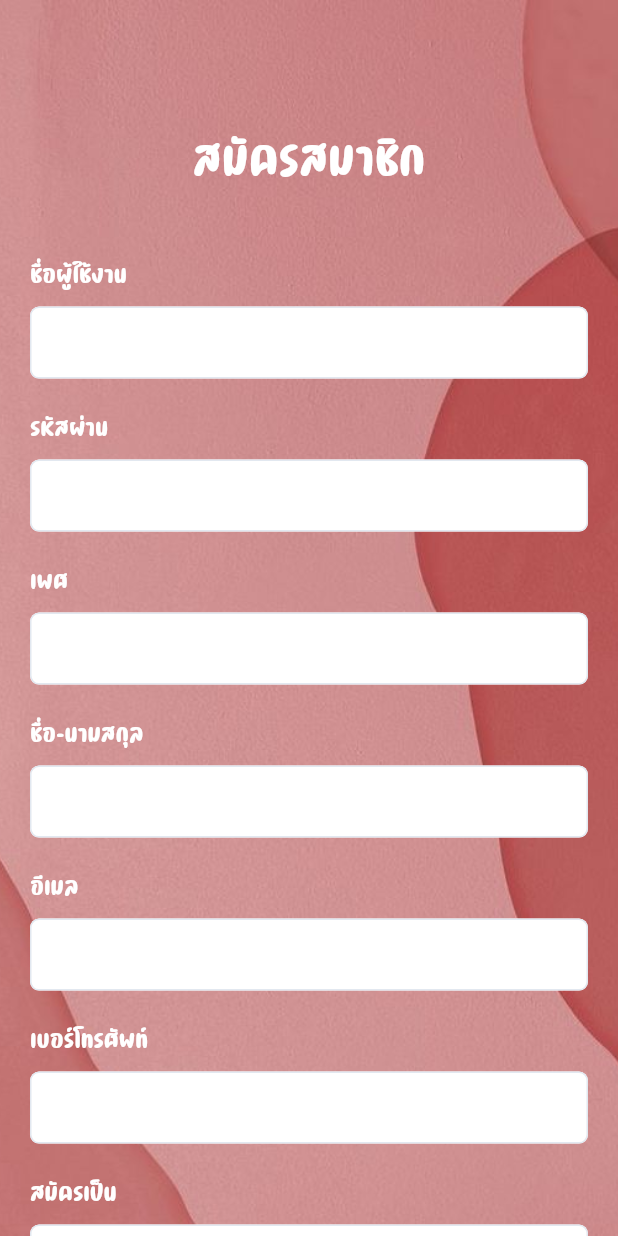
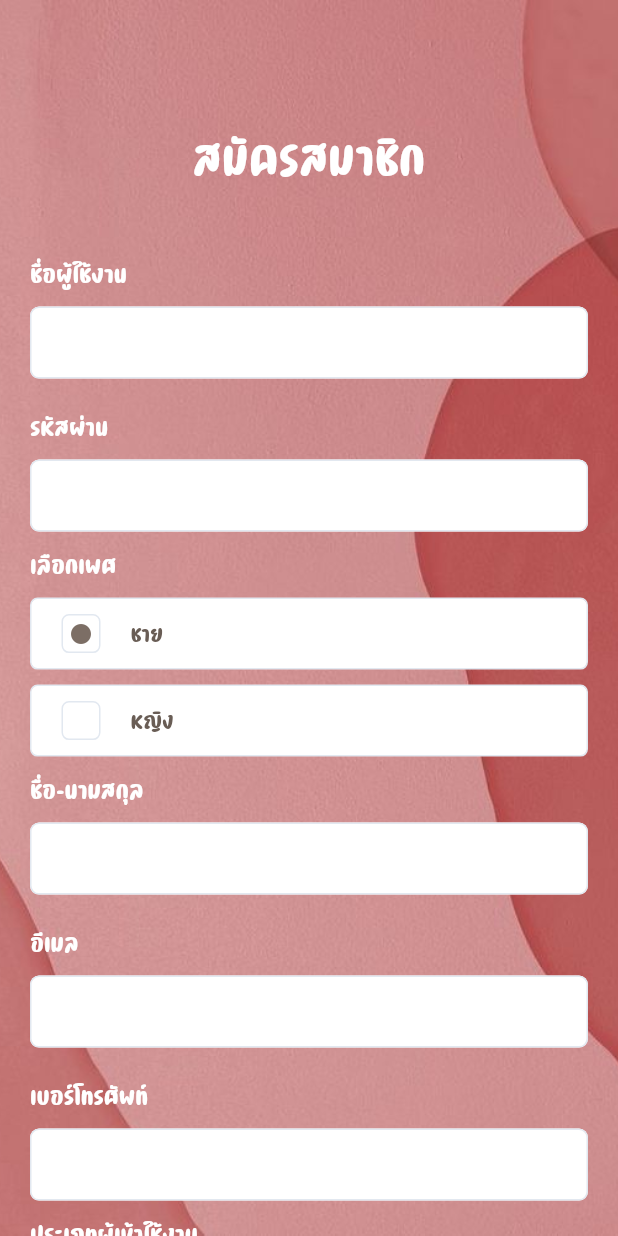
Before and after one commit to foxyhandsome/Gift4You-Flutter, a Flutter app: the screen it shows after launch, after a tap on "สมัครสมาชิก", on a phone screen of 412 x 824 dp. Run offline on Flutter 3.47's test engine with Material 2 defaults, Android fonts, the phone set to English and light mode, and no system bars; our stand-ins replace dio, persistent_bottom_nav_bar; network calls fail.

Commit message:
add radio

```diff
--- a/lib/main.dart
+++ b/lib/main.dart
@@ -14,6 +14,7 @@
     return MaterialApp(
       title: 'Flutter Demo',
       theme: ThemeData(
+        fontFamily: 'donut',
         // This is the theme of your application.
         //
         // Try running your application with "flutter run". You'll see the
--- a/lib/src/features/auth/register.dart
+++ b/lib/src/features/auth/register.dart
@@ -3,6 +3,7 @@
 import 'package:flutter/material.dart';
 import 'package:giftforyou/src/features/auth/model/user_register.dart';
 
+import '../../widget/custom_radio.dart';
 import '../routing/navigate.dart';
 import 'model/user_info.dart';
 
@@ -21,22 +22,20 @@
   TextEditingController email = new TextEditingController();
   TextEditingController tel = new TextEditingController();
   TextEditingController role_id = new TextEditingController();
-
+  int sex = 0;
+  int userType = 0;
   final dio = Dio();
   List<UserInfo>? userData = [];
 
   login() async {
-    print(username.text);
-    print(password.text);
-
     final response = await dio.post('http://192.168.1.38:5000/register', data: {
       "username": username.text,
       "password": password.text,
-      "gender": gender.text,
+      "gender": sex == 0 ? "ชาย" : "หญิง",
       "fullname": fullname.text,
       "email": email.text,
       "tel": tel.text,
-      "role_id": role_id.text,
+      "role_id": userType == 0 ? "2" : "3",
     });
     if (response.statusCode == 200) {
       goToMain();
@@ -403,14 +402,80 @@
 
   Widget _emailPasswordWidget() {
     return Column(
+      crossAxisAlignment: CrossAxisAlignment.start,
       children: <Widget>[
         _entryFieldUsername("ชื่อผู้ใช้งาน"),
         _entryFieldPassword("รหัสผ่าน", isPassword: true),
-        _entryFieldGender("เพศ"),
+        Padding(
+          padding: const EdgeInsets.only(bottom: 10),
+          child: Text(
+            "เลือกเพศ",
+            style: TextStyle(
+                fontFamily: 'donut',
+                fontSize: 20,
+                color: Color.fromARGB(255, 255, 255, 255)),
+          ),
+        ),
+        CustomRadio(
+          name: 'ชาย',
+          value: 0,
+          groupValue: sex,
+          onChanged: (value, name) {
+            setState(() {
+              sex = value;
+            });
+          },
+        ),
+        SizedBox(
+          height: 10,
+        ),
+        CustomRadio(
+          name: 'หญิง',
+          value: 1,
+          groupValue: sex,
+          onChanged: (value, name) {
+            setState(() {
+              sex = value;
+            });
+          },
+        ),
         _entryFieldFullname("ชื่อ-นามสกุล"),
         _entryFieldEmail("อีเมล"),
         _entryFieldTel("เบอร์โทรศัพท์"),
-        _entryFieldRole_id("สมัครเป็น"),
+        // _entryFieldRole_id("สมัครเป็น"),
+        Padding(
+          padding: const EdgeInsets.only(bottom: 10),
+          child: Text(
+            "ประเภทผู้เข้าใช้งาน",
+            style: TextStyle(
+                fontFamily: 'donut',
+                fontSize: 20,
+                color: Color.fromARGB(255, 255, 255, 255)),
+          ),
+        ),
+        CustomRadio(
+          name: 'ผู้ใช้',
+          value: 0,
+          groupValue: userType,
+          onChanged: (value, name) {
+            setState(() {
+              sex = value;
+            });
+          },
+        ),
+        SizedBox(
+          height: 10,
+        ),
+        CustomRadio(
+          name: 'ร้านค้า',
+          value: 1,
+          groupValue: userType,
+          onChanged: (value, name) {
+            setState(() {
+              sex = value;
+            });
+          },
+        ),
       ],
     );
   }
@@ -439,6 +504,7 @@
                 _emailPasswordWidget(),
                 SizedBox(height: 30),
                 _submitButton(),
+                SizedBox(height: 40),
               ],
             ),
           ),
--- /dev/null
+++ b/lib/src/widget/custom_radio.dart
@@ -0,0 +1,90 @@
+import 'package:flutter/material.dart';
+
+class CustomRadio extends StatefulWidget {
+  final int value;
+  final String? type;
+  final String name;
+  final int groupValue;
+  final Function(int, String) onChanged;
+  late final bool validate;
+  CustomRadio(
+      {Key? key,
+      this.type = 'radio',
+      required this.value,
+      required this.groupValue,
+      required this.name,
+      required this.onChanged,
+      this.validate = false})
+      : super(key: key);
+
+  @override
+  _CustomRadioState createState() => _CustomRadioState();
+}
+
+class _CustomRadioState extends State<CustomRadio> {
+  @override
+  Widget build(BuildContext context) {
+    bool selected = (widget.value == widget.groupValue);
+    double c_width = MediaQuery.of(context).size.width * 0.6;
+    return InkWell(
+      onTap: () {
+        // widget.validate = true;
+        widget.onChanged(widget.value, widget.name);
+      },
+      child: Container(
+        decoration: BoxDecoration(
+            border: Border.all(
+                width: 1,
+                color:
+                    widget.validate == false ? Color(0xffE2E8F0) : Colors.red),
+            borderRadius: const BorderRadius.all(
+              Radius.circular(5.0),
+            ),
+            color: Colors.white),
+        child: Padding(
+          padding: EdgeInsets.fromLTRB(16, 6, 8, 6),
+          child: Row(
+            children: [
+              Container(
+                  margin: EdgeInsets.all(4),
+                  padding: EdgeInsets.all(4),
+                  decoration: BoxDecoration(
+                    border: Border.all(
+                        width: 1,
+                        color: widget.validate == false
+                            ? Color(0xffE2E8F0)
+                            : Colors.red),
+                    borderRadius: const BorderRadius.all(
+                      Radius.circular(5.0),
+                    ),
+                  ),
+                  child: Icon(
+                    selected
+                        ? (widget.type == 'radio'
+                            ? Icons.circle
+                            : Icons.check_box)
+                        : null,
+                    size: widget.type == 'radio' ? 16 : 18,
+                    color: selected ? Color(0xff7C6E65) : Colors.grey[200],
+                  )),
+              Padding(
+                padding: EdgeInsets.only(left: 16),
+                child: Wrap(
+                  children: [
+                    Text(
+                      widget.name.toString(),
+                      style: TextStyle(
+                          fontWeight: FontWeight.w400,
+                          fontSize: 18,
+                          color: Color(0xff695D55)),
+                    ),
+                  ],
+                ),
+              ),
+            ],
+          ),
+        ),
+      ),
+    );
+  }
+}
```
